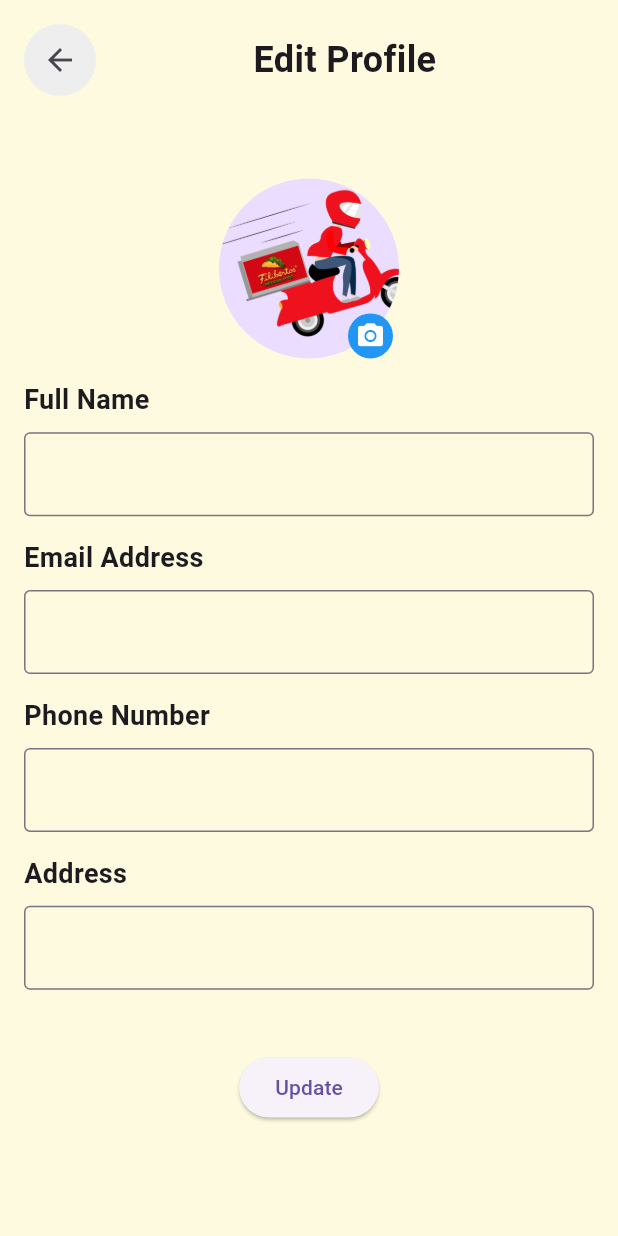
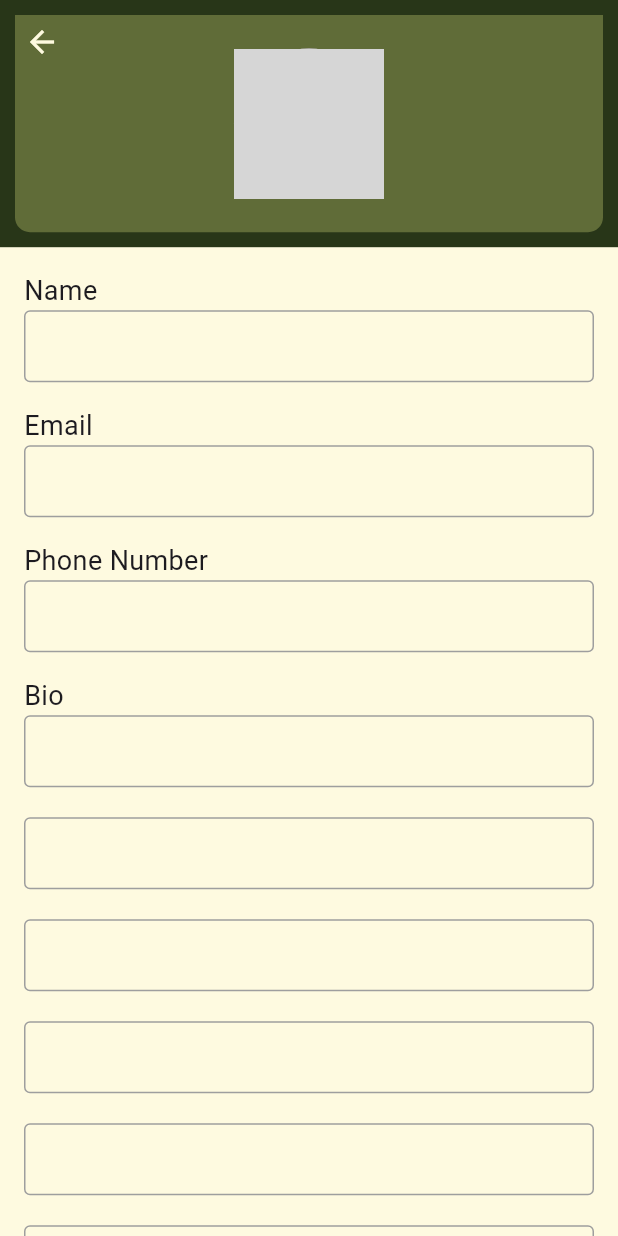
Before and after one commit to Life-with-Tech/GotoGrocery, a Flutter app: the EditProfileScreen screen opened directly, on a phone screen of 412 x 824 dp. Run offline on Flutter 3.47's test engine with Material 3 defaults, Android fonts, the phone set to English and light mode, and no system bars; our stand-ins replace cached_network_image, carousel_slider, cloud_firestore, connectivity_plus, device_info_plus, dropdown_search and 12 more; missing offline and left inert: animated_icon; accounts and stored records are empty; generated files the repository leaves out were written again; network calls fail; project files that could hold a hidden picture were left out; grey boxes are pictures that could not be loaded.

Commit message:
profile updated

```diff
--- a/lib/view/screens/edit_screen.dart
+++ b/lib/view/screens/edit_screen.dart
@@ -1,150 +1,230 @@
 import 'package:flutter/material.dart';
-import '../../core/constants/text_field.dart';
-import '../widgets/other_widget.dart';
+import 'package:gap/gap.dart';
+import 'package:tango/view/widgets/other_widget.dart';
+import '../../core/constants/app_colors.dart'; // Ensure you have this import for your color constants
+import '../../core/constants/text_field.dart'; // Make sure you have your TextFieldData class implemented
 
-class EditProfileScreen extends StatelessWidget {
+class EditProfileScreen extends StatefulWidget {
   const EditProfileScreen({super.key});
 
   @override
+  State<EditProfileScreen> createState() => _EditProfileScreenState();
+}
+
+class _EditProfileScreenState extends State<EditProfileScreen> {
+  String profileImageUrl = 'https://via.placeholder.com/150';
+  late ScrollController _scrollController;
+
+  // Use ValueNotifiers for image size, translation, and opacity
+  final ValueNotifier<double> _imageSizeNotifier = ValueNotifier(100.0);
+  final ValueNotifier<double> _imageTranslationXNotifier = ValueNotifier(0.0);
+  final ValueNotifier<double> _imageOpacityNotifier = ValueNotifier(1.0);
+
+  @override
+  void initState() {
+    super.initState();
+    _scrollController = ScrollController();
+    _scrollController.addListener(() {
+      double offset = _scrollController.offset;
+
+      // Update the image size, translation, and opacity
+      _imageSizeNotifier.value = 100 - offset.clamp(0, 40);
+      _imageTranslationXNotifier.value = offset.clamp(0, 200);
+      // Clamp the opacity between 0.0 and 1.0
+      _imageOpacityNotifier.value = (1 - (offset / 200)).clamp(0.0, 1.0);
+    });
+  }
+
+  @override
+  void dispose() {
+    _scrollController.dispose();
+    super.dispose();
+  }
+
+  @override
   Widget build(BuildContext context) {
-    return SafeArea(
-      child: Scaffold(
-        body: Padding(
-          padding: const EdgeInsets.all(16.0),
-          child: Column(
-            crossAxisAlignment: CrossAxisAlignment.start,
-            children: [
-              Row(
-                children: [
-                  Align(
-                    alignment: Alignment.topLeft,
-                    child: Container(
-                      decoration: BoxDecoration(
-                        shape: BoxShape.circle,
-                        color: Colors.grey[200],
-                      ),
-                      child: IconButton(
-                        icon: const Icon(Icons.arrow_back),
-                        onPressed: () {
-                          Navigator.pop(context);
-                        },
-                      ),
-                    ),
-                  ),
-                  const Expanded(
-                    child: Center(
-                      child: Text(
-                        "Edit Profile",
-                        style: TextStyle(
-                          fontSize: 24,
-                          fontWeight: FontWeight.bold,
-                        ),
-                        textAlign: TextAlign.center,
-                      ),
-                    ),
-                  ),
-                ],
-              ),
-              SizedBox(height: fullHeight(context) / 15),
-              Center(
+    return Scaffold(
+      body: CustomScrollView(
+        controller: _scrollController,
+        slivers: <Widget>[
+          SliverAppBar(
+            expandedHeight: fullHeight(context) / 5,
+            floating: false,
+            pinned: true,
+            actions: [
+              ValueListenableBuilder<double>(
+                valueListenable: _imageTranslationXNotifier,
+                builder: (context, translationX, child) {
+                  return Opacity(
+                    opacity: (translationX > fullHeight(context) / 7) ? 1 : 0,
+                    child: Padding(
+                      padding: const EdgeInsets.symmetric(horizontal: 10),
                       child: Stack(
                         children: [
-                    const CircleAvatar(
-                      radius: 60,
-                      backgroundImage: AssetImage(
-                          "assets/images/pngwing 1.png"),
+                          CircleAvatar(
+                            radius: 20,
+                            backgroundImage: NetworkImage(profileImageUrl),
                           ),
                           Positioned(
                             bottom: 0,
-                      right: 4,
-                      child: Container(
-                        height: 30,
-                        width: 30,
-                        decoration: const BoxDecoration(
-                          color: Colors.blue,
-                          shape: BoxShape.circle,
-                        ),
-                        child: const Icon(
+                            right: 0,
+                            child: CircleAvatar(
+                              backgroundColor: AppColors.surface,
+                              radius: 10,
+                              child: Icon(
                                 Icons.camera_alt,
-                          color: Colors.white,
-                          size: 20,
+                                size: 10,
+                                color: AppColors.primary,
                               ),
                             ),
                           ),
                         ],
                       ),
                     ),
-              SizedBox(height: fullHeight(context) / 55),
-              const Text(
-                'Full Name',
+                  );
+                },
+              ),
+            ],
+            iconTheme: IconThemeData(
+              color: AppColors.surface,
+            ),
+            title: ValueListenableBuilder<double>(
+              valueListenable: _imageTranslationXNotifier,
+              builder: (context, translationX, child) {
+                return (translationX > fullHeight(context) / 7)
+                    ? Text(
+                        "Edit Profile",
                         style: TextStyle(
+                          color: AppColors.surface,
                           fontSize: 18,
-                  fontWeight: FontWeight.bold,
+                        ),
+                      )
+                    : const SizedBox.shrink();
+              },
+            ),
+            flexibleSpace: FlexibleSpaceBar(
+              background: Container(
+                margin: EdgeInsets.all(10),
+                decoration: BoxDecoration(
+                  color: AppColors.onPrimary,
+                  borderRadius: const BorderRadius.only(
+                    bottomLeft: Radius.circular(10),
+                    bottomRight: Radius.circular(10),
                   ),
                 ),
-              SizedBox(height: fullHeight(context) * 0.01),
-              TextFieldData.buildField(
-                controller: TextEditingController(),
-                hintText: "Enter your full name",
-                decoration: const InputDecoration(
-                  border: OutlineInputBorder(),
+                child: Center(
+                  child: ValueListenableBuilder<double>(
+                    valueListenable: _imageOpacityNotifier,
+                    builder: (context, opacity, child) {
+                      return AnimatedOpacity(
+                        duration: const Duration(milliseconds: 300),
+                        opacity: opacity,
+                        child: ValueListenableBuilder<double>(
+                          valueListenable: _imageSizeNotifier,
+                          builder: (context, size, child) {
+                            return Transform(
+                              transform: Matrix4.translationValues(
+                                  _imageTranslationXNotifier.value, 0, 0),
+                              child: Stack(
+                                children: [
+                                  AnimatedContainer(
+                                    duration: const Duration(milliseconds: 300),
+                                    width: size,
+                                    height: size,
+                                    child: CircleAvatar(
+                                      radius: 50,
+                                      backgroundImage:
+                                          NetworkImage(profileImageUrl),
                                     ),
                                   ),
-              SizedBox(height: fullHeight(context) / 55),
-              const Text(
-                'Email Address',
-                style: TextStyle(
-                  fontSize: 18,
-                  fontWeight: FontWeight.bold,
+                                  Positioned(
+                                    bottom: 0,
+                                    right: 0,
+                                    child: CircleAvatar(
+                                      backgroundColor: AppColors.primary,
+                                      radius: size / 6,
+                                      child: Icon(
+                                        Icons.camera_alt,
+                                        size: size / 6,
+                                        color: AppColors.surface,
                                       ),
                                     ),
-              SizedBox(height: fullHeight(context) * 0.01),
-              TextFieldData.buildField(
-                controller: TextEditingController(),
-                hintText: "Enter email address",
-                decoration: const InputDecoration(
-                  border: OutlineInputBorder(),
+                                  )
+                                ],
+                              ),
+                            );
+                          },
+                        ),
+                      );
+                    },
                   ),
                 ),
-              SizedBox(height: fullHeight(context) / 55),
+              ),
+            ),
+          ),
+          SliverList(
+            delegate: SliverChildBuilderDelegate(
+              (BuildContext context, int index) {
+                return Padding(
+                  padding: const EdgeInsets.all(16.0),
+                  child: Column(
+                    crossAxisAlignment: CrossAxisAlignment.start,
+                    children: <Widget>[
+                      const Text(
+                        'Name',
+                        style: TextStyle(fontSize: 18),
+                      ),
+                      TextFieldData.buildField(),
+                      const SizedBox(height: 16),
+                      const Text(
+                        'Email',
+                        style: TextStyle(fontSize: 18),
+                      ),
+                      TextFieldData.buildField(),
+                      const SizedBox(height: 16),
                       const Text(
                         'Phone Number',
-                style: TextStyle(
-                  fontSize: 18,
-                  fontWeight: FontWeight.bold,
+                        style: TextStyle(fontSize: 18),
+                      ),
+                      TextFieldData.buildField(),
+                      const SizedBox(height: 16),
+                      const Text(
+                        'Bio',
+                        style: TextStyle(fontSize: 18),
+                      ),
+                      TextFieldData.buildField(maxLines: 3),
+                      const SizedBox(height: 20),
+                      TextFieldData.buildField(maxLines: 3),
+                      const SizedBox(height: 20),
+                      TextFieldData.buildField(maxLines: 3),
+                      const SizedBox(height: 20),
+                      TextFieldData.buildField(maxLines: 3),
+                      const SizedBox(height: 20),
+                      TextFieldData.buildField(maxLines: 3),
+                      const SizedBox(height: 20),
+                      TextFieldData.buildField(maxLines: 3),
+                      const SizedBox(height: 20),
+                      TextFieldData.buildField(maxLines: 3),
+                      const SizedBox(height: 20),
+                      TextFieldData.buildField(maxLines: 3),
+                      const SizedBox(height: 20),
+                      ElevatedButton(
+                        onPressed: () {
+                          // Handle update action
+                          ScaffoldMessenger.of(context).showSnackBar(
+                            const SnackBar(content: Text('Profile Updated!')),
+                          );
+                        },
+                        child: const Text('Update Profile'),
+                      ),
+                    ],
+                  ),
+                );
+              },
+              childCount: 1,
             ),
           ),
-              SizedBox(height: fullHeight(context) * 0.01),
-              TextFieldData.buildField(
-                controller: TextEditingController(),
-                hintText: "Enter your number",
-                decoration: const InputDecoration(
-                  border: OutlineInputBorder(),
-                ),
-              ),
-              SizedBox(height: fullHeight(context) / 55),
-              const Text(
-                'Address',
-                style: TextStyle(
-                  fontSize: 18,
-                  fontWeight: FontWeight.bold,
-                ),
-              ),
-              SizedBox(height: fullHeight(context) * 0.01),
-              TextFieldData.buildField(
-                controller: TextEditingController(),
-                hintText: "Edit Address",
-                decoration: const InputDecoration(
-                  border: OutlineInputBorder(),
-                ),
-              ),
-              SizedBox(height: fullHeight(context) * 0.05),
-              Center(
-                  child:
-                      ElevatedButton(onPressed: () {}, child: Text("Update")))
         ],
-          ),
-        ),
       ),
     );
   }
```
Lines whose indentation alone changed are shown as unchanged.
